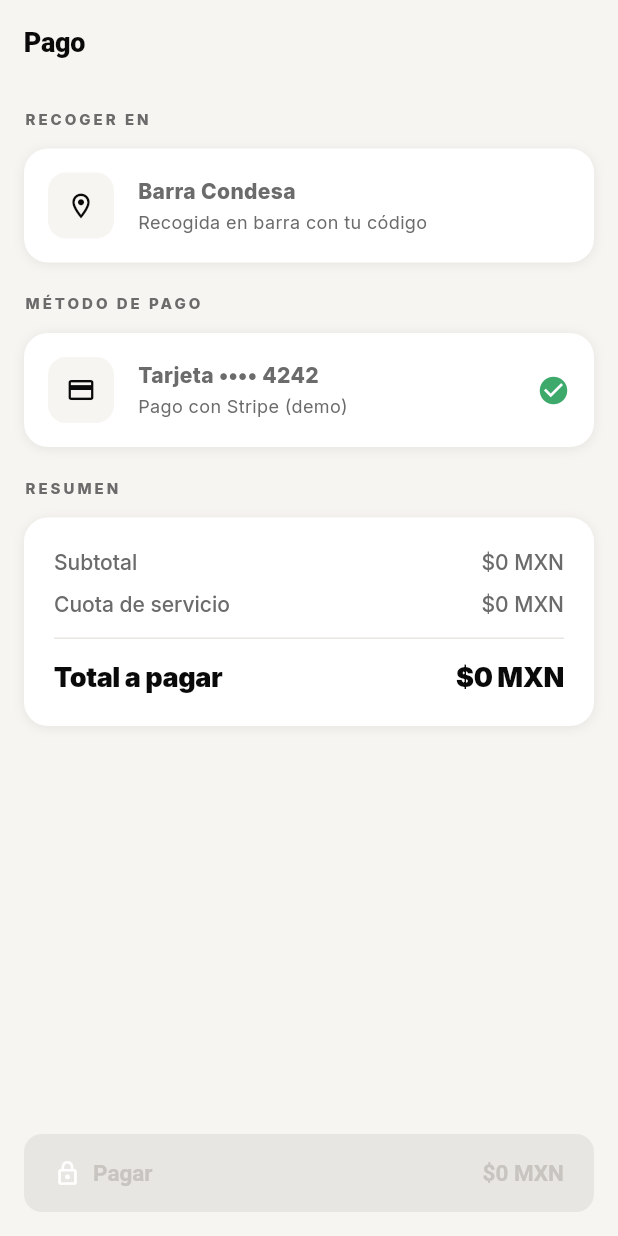
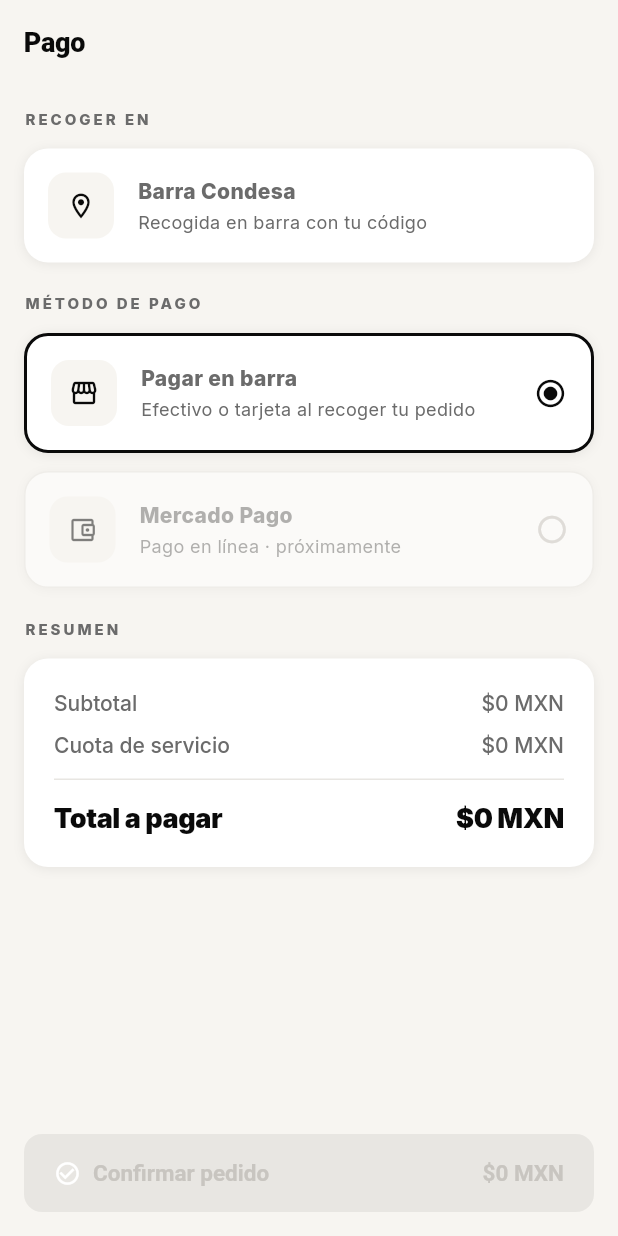
Before and after one commit to RaulPin/coffeclub, a Flutter app: the CheckoutScreen screen opened by its route, on a phone screen of 412 x 824 dp. Run offline on Flutter 3.47's test engine with Material 3 defaults, Android fonts, the phone set to English and light mode, and no system bars; our stand-ins replace cloud_firestore, cloud_functions, firebase_auth, firebase_core, flutter_map, flutter_riverpod and 4 more; missing offline and left inert: flutter_map_cancellable_tile_provider, flutter_stripe; accounts and stored records are empty; network calls fail.

Commit message:
feat(checkout): payment method — pay at counter (MercadoPago soon)
- Add PaymentMethod to the order model, persisted in Firestore and
  carried through checkout/create
- Checkout: selectable method; 'Pagar en barra' (cash/card at pickup)
  works today, 'Mercado Pago' shown as coming soon; button now
  'Confirmar pedido'
- Staff order card shows a 'Cobrar en barra · $X' badge for
  pay-at-counter orders not yet collected
- Customer tracking shows 'Pagas en barra al recoger · $X'

Co-Authored-By: Claude Opus 4.8 <noreply@anthropic.com>
Claude-Session: https://claude.ai/code/session_01WmHHfBbpZpBwh6379s6nQ6

```diff
--- a/lib/features/checkout/data/stripe_checkout_service.dart
+++ b/lib/features/checkout/data/stripe_checkout_service.dart
@@ -3,6 +3,7 @@ import 'package:flutter_stripe/flutter_stripe.dart';
 
 import '../../../core/config/app_config.dart';
 import '../../cart/domain/cart_item.dart';
+import '../../orders/domain/order.dart';
 import 'checkout_service.dart';
 
 /// Pago real con Stripe. El flujo seguro:
@@ -22,6 +23,7 @@ class StripeCheckoutService implements CheckoutService {
     required int amountCents, // ignorado: el servidor es la fuente de verdad
     required String userId, // se toma del token de auth en el servidor
     required String branchId,
+    PaymentMethod paymentMethod = PaymentMethod.payAtCounter,
   }) async {
     try {
       final response =
--- a/lib/features/checkout/presentation/checkout_screen.dart
+++ b/lib/features/checkout/presentation/checkout_screen.dart
@@ -10,6 +10,7 @@ import '../../branches/data/branch_repository.dart';
 import '../../cart/application/cart_controller.dart';
 import '../../cart/application/pricing.dart';
 import '../../orders/data/orders_repository.dart';
+import '../../orders/domain/order.dart';
 import '../data/checkout_service.dart';
 
 class CheckoutScreen extends ConsumerStatefulWidget {
@@ -21,6 +22,7 @@ class CheckoutScreen extends ConsumerStatefulWidget {
 
 class _CheckoutScreenState extends ConsumerState<CheckoutScreen> {
   bool _loading = false;
+  PaymentMethod _method = PaymentMethod.payAtCounter;
 
   Future<void> _pay() async {
     setState(() => _loading = true);
@@ -36,6 +38,7 @@ class _CheckoutScreenState extends ConsumerState<CheckoutScreen> {
           amountCents: pricing.totalCents,
           userId: userId,
           branchId: branchId,
+          paymentMethod: _method,
         );
     if (!mounted) return;
 
@@ -85,12 +88,21 @@ class _CheckoutScreenState extends ConsumerState<CheckoutScreen> {
           const SizedBox(height: AppSpacing.xl),
           const _SectionLabel('Método de pago'),
           const SizedBox(height: AppSpacing.md),
-          _InfoRow(
-            icon: Icons.credit_card,
-            title: 'Tarjeta •••• 4242',
-            subtitle: 'Pago con Stripe (demo)',
-            trailing: const Icon(Icons.check_circle,
-                color: AppColors.success, size: 22),
+          _PayOption(
+            icon: Icons.storefront_outlined,
+            title: 'Pagar en barra',
+            subtitle: 'Efectivo o tarjeta al recoger tu pedido',
+            selected: _method == PaymentMethod.payAtCounter,
+            onTap: () =>
+                setState(() => _method = PaymentMethod.payAtCounter),
+          ),
+          const SizedBox(height: AppSpacing.md),
+          const _PayOption(
+            icon: Icons.account_balance_wallet_outlined,
+            title: 'Mercado Pago',
+            subtitle: 'Pago en línea · próximamente',
+            selected: false,
+            onTap: null,
           ),
           const SizedBox(height: AppSpacing.xl),
           const _SectionLabel('Resumen'),
@@ -160,10 +172,10 @@ class _CheckoutScreenState extends ConsumerState<CheckoutScreen> {
                       children: [
                         const Row(
                           children: [
-                            Icon(Icons.lock_outline,
+                            Icon(Icons.check_circle_outline,
                                 size: 18, color: Colors.white),
                             SizedBox(width: AppSpacing.sm),
-                            Text('Pagar'),
+                            Text('Confirmar pedido'),
                           ],
                         ),
                         Text(formatMxn(total)),
@@ -237,6 +249,88 @@ class _InfoRow extends StatelessWidget {
   }
 }
 
+/// Opción de método de pago, seleccionable. Si [onTap] es null se ve
+/// deshabilitada (p. ej. "próximamente").
+class _PayOption extends StatelessWidget {
+  const _PayOption({
+    required this.icon,
+    required this.title,
+    required this.subtitle,
+    required this.selected,
+    required this.onTap,
+  });
+
+  final IconData icon;
+  final String title;
+  final String subtitle;
+  final bool selected;
+  final VoidCallback? onTap;
+
+  @override
+  Widget build(BuildContext context) {
+    final disabled = onTap == null;
+    return Opacity(
+      opacity: disabled ? 0.5 : 1,
+      child: GestureDetector(
+        onTap: onTap,
+        child: Container(
+          padding: const EdgeInsets.all(AppSpacing.lg),
+          decoration: BoxDecoration(
+            color: AppColors.surface,
+            borderRadius: BorderRadius.circular(AppRadius.card),
+            border: Border.all(
+              color: selected ? AppColors.ink : AppColors.border,
+              width: selected ? 2 : 1,
+            ),
+            boxShadow: AppColors.cardShadow,
+          ),
+          child: Row(
+            children: [
+              Container(
+                width: 44,
+                height: 44,
+                decoration: BoxDecoration(
+                  color: AppColors.paper,
+                  borderRadius: BorderRadius.circular(AppRadius.button),
+                ),
+                child: Icon(icon, size: 20, color: AppColors.ink),
+              ),
+              const SizedBox(width: AppSpacing.lg),
+              Expanded(
+                child: Column(
+                  crossAxisAlignment: CrossAxisAlignment.start,
+                  children: [
+                    Text(
+                      title,
+                      style: const TextStyle(
+                        fontWeight: FontWeight.w800,
+                        fontSize: 14,
+                      ),
+                    ),
+                    const SizedBox(height: 2),
+                    Text(
+                      subtitle,
+                      style:
+                          const TextStyle(color: AppColors.muted, fontSize: 12),
+                    ),
+                  ],
+                ),
+              ),
+              Icon(
+                selected
+                    ? Icons.radio_button_checked
+                    : Icons.radio_button_unchecked,
+                color: selected ? AppColors.ink : AppColors.faint,
+                size: 22,
+              ),
+            ],
+          ),
+        ),
+      ),
+    );
+  }
+}
+
 class _Line extends StatelessWidget {
   const _Line({
     required this.label,
--- a/lib/features/orders/domain/order.dart
+++ b/lib/features/orders/domain/order.dart
@@ -17,6 +17,32 @@ extension OrderStatusLabel on OrderStatus {
       };
 }
 
+/// Forma de pago elegida por el cliente.
+enum PaymentMethod {
+  /// Paga en efectivo o tarjeta en la barra, al recoger.
+  payAtCounter,
+
+  /// Pago en línea con Mercado Pago (próximamente).
+  mercadoPago,
+}
+
+extension PaymentMethodInfo on PaymentMethod {
+  String get id => switch (this) {
+        PaymentMethod.payAtCounter => 'counter',
+        PaymentMethod.mercadoPago => 'mercadopago',
+      };
+
+  String get label => switch (this) {
+        PaymentMethod.payAtCounter => 'Pagar en barra',
+        PaymentMethod.mercadoPago => 'Mercado Pago',
+      };
+
+  static PaymentMethod fromId(String? id) => switch (id) {
+        'mercadopago' => PaymentMethod.mercadoPago,
+        _ => PaymentMethod.payAtCounter,
+      };
+}
+
 /// Pedido realizado por un cliente en una cafetería.
 class CoffeeOrder {
   const CoffeeOrder({
@@ -29,6 +55,7 @@ class CoffeeOrder {
     required this.userId,
     required this.branchId,
     required this.pickupCode,
+    this.paymentMethod = PaymentMethod.payAtCounter,
   });
 
   final String id;
@@ -36,6 +63,9 @@ class CoffeeOrder {
   final int totalCents;
   final OrderStatus status;
   final DateTime createdAt;
+
+  /// Forma de pago elegida al hacer el pedido.
+  final PaymentMethod paymentMethod;
 
   /// Id del cliente que hizo el pedido.
   final String userId;
@@ -62,5 +92,6 @@ class CoffeeOrder {
         userId: userId,
         branchId: branchId,
         pickupCode: pickupCode,
+        paymentMethod: paymentMethod,
       );
 }
```
Also changed, not shown: lib/features/checkout/data/checkout_service.dart (+11 -2 lines), lib/features/orders/data/firestore_orders_repository.dart (+10 -2 lines), lib/features/orders/data/orders_repository.dart (+15 -4 lines), lib/features/orders/presentation/order_tracking_screen.dart (+38 -0 lines), lib/features/staff/presentation/staff_dashboard_screen.dart (+19 -0 lines).
